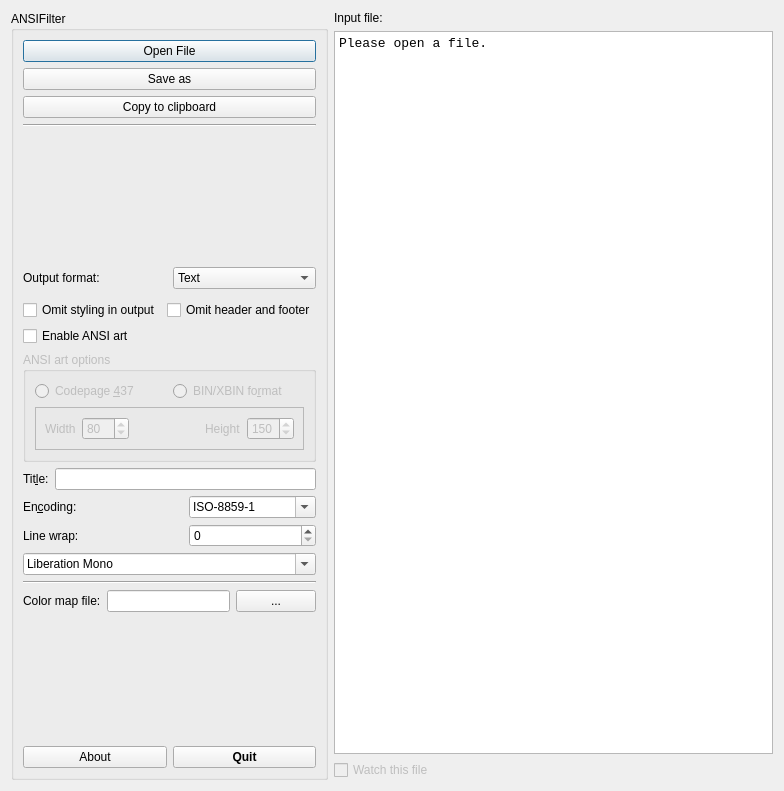
Before: the Qt Designer form src/qt-gui/ansifilter.ui in andre-simon/ansifilter, drawn with Qt 5.
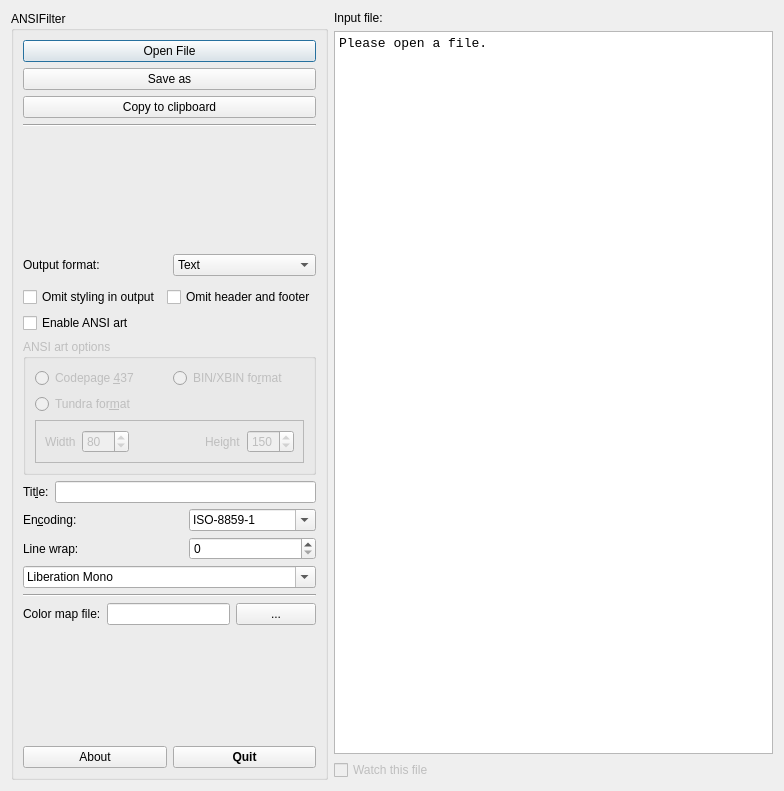
After: the same form once the commit is applied. Icons and pictures are not drawn.

Commit message: added support for Tundra ANSI art files

```diff
--- a/src/qt-gui/ansifilter.ui
+++ b/src/qt-gui/ansifilter.ui
@@ -311,7 +311,7 @@
          <string>ANSI art options</string>
         </property>
         <layout class="QGridLayout" name="gridLayout_4">
-         <item row="1" column="0" colspan="2">
+         <item row="2" column="0" colspan="2">
           <widget class="QFrame" name="artSizeFrame">
            <property name="enabled">
             <bool>false</bool>
@@ -423,6 +423,16 @@
            </property>
           </widget>
          </item>
+         <item row="1" column="0">
+          <widget class="QRadioButton" name="rbAsciiTundra">
+           <property name="toolTip">
+            <string>Enable support for Tundra 24 bit ANSI art.</string>
+           </property>
+           <property name="text">
+            <string>Tundra for&amp;mat</string>
+           </property>
+          </widget>
+         </item>
         </layout>
        </widget>
       </item>
```
Left out of the diff: 3 changed lines with no effect on the pictures. The commit also changes 14 other files.
